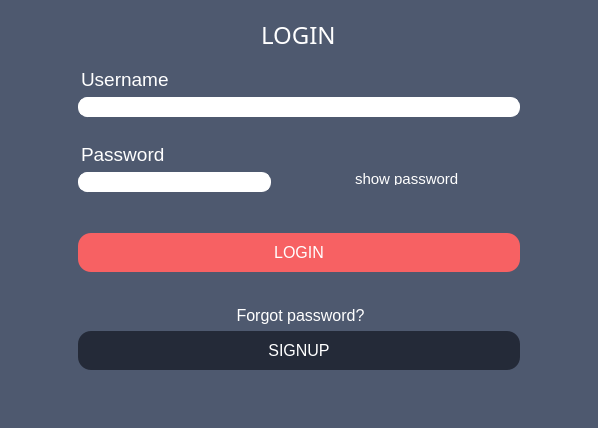
Qt form src/client/gui/ui/login.ui (aleoli/Shared-Editor) before a commit.
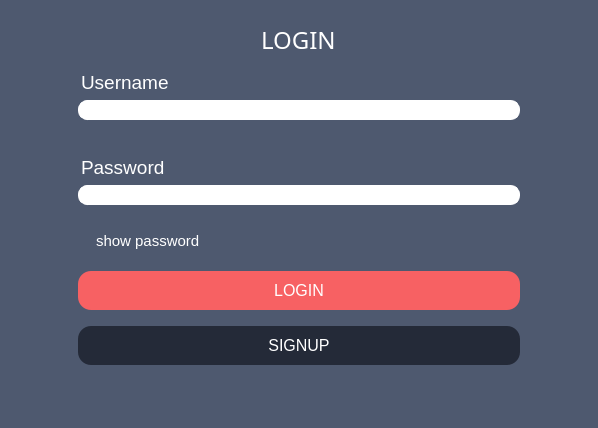
The same form after that commit. Icons and pictures are not drawn.

```diff
--- a/src/client/gui/ui/login.ui
+++ b/src/client/gui/ui/login.ui
@@ -18,8 +18,8 @@
   </property>
   <property name="maximumSize">
    <size>
-    <width>16777215</width>
-    <height>16777215</height>
+    <width>598</width>
+    <height>428</height>
    </size>
   </property>
   <property name="windowTitle">
@@ -35,6 +35,12 @@
    <layout class="QGridLayout" name="gridLayout">
     <item row="1" column="0">
      <widget class="QFrame" name="loginForm">
+      <property name="maximumSize">
+       <size>
+        <width>700</width>
+        <height>400</height>
+       </size>
+      </property>
       <property name="styleSheet">
        <string notr="true">background: rgba(255, 170, 0, 0);
 margin: 0 60 10 60px;</string>
@@ -65,8 +71,6 @@
               <widget class="QLabel" name="label_uname">
                <property name="styleSheet">
                 <string notr="true">QLabel{
-	text-decoration: none;
-	background: rgba(0,0,0,0);
 	margin-left: 0px;
 	margin-bottom: 0px;
 }</string>
@@ -90,7 +94,7 @@
 border-radius: 9px;
 padding: 1 8px;
 margin: 0 0 20 0px;
-color: #94938f;
+color: #242A38;
 font: &quot;Segoe UI Emoji&quot;;
 selection-background-color: #f76163;</string>
                </property>
@@ -98,8 +102,6 @@
              </item>
             </layout>
            </item>
-           <item>
-            <layout class="QHBoxLayout" name="pwd_and_showPwd">
              <item>
               <layout class="QVBoxLayout" name="pwd_field">
                <item alignment="Qt::AlignLeft">
@@ -117,10 +119,10 @@
                   <enum>Qt::LeftToRight</enum>
                  </property>
                  <property name="styleSheet">
-                  <string notr="true">QLabel{;
-	background: rgba(0,0,0,0);
+                <string notr="true">QLabel{
 	margin-left: 0px;
 	margin-bottom: 0px;
+	margin-top: 10px;
 }</string>
                  </property>
                  <property name="text">
@@ -144,11 +146,11 @@
                 <widget class="QLineEdit" name="ledit_pwd">
                  <property name="styleSheet">
                   <string notr="true">background: white;
-border: 1px solid white;
+border:1px solid white;
 border-radius: 9px;
 padding: 1 8px;
 margin: 0 0 20 0px;
-color: #94938f;
+color: #242A38;
 font: &quot;Segoe UI Emoji&quot;;
 selection-background-color: #f76163;</string>
                  </property>
@@ -160,6 +162,8 @@
               </layout>
              </item>
              <item>
+            <layout class="QHBoxLayout" name="showPwd">
+             <item>
               <widget class="QCheckBox" name="checkBox_showPwd">
                <property name="cursor">
                 <cursorShape>PointingHandCursor</cursorShape>
@@ -168,11 +172,17 @@
                 <string>&lt;html&gt;&lt;head/&gt;&lt;body&gt;&lt;p&gt;Show/hide the password&lt;/p&gt;&lt;/body&gt;&lt;/html&gt;</string>
                </property>
                <property name="styleSheet">
-                <string notr="true">QCheckBox {
+                <string notr="true">QCheckBox:focus {
+   border: none;
+   outline: none;
+}
+
+QCheckBox {
     spacing: 5px;
 	font-size: 11pt;
 	color:white;
-	margin-bottom: -3px;
+	margin-left: 0px;
+	margin-bottom: 0px;
 }
 
 QCheckBox::indicator {
@@ -684,9 +694,13 @@
               <string>&lt;html&gt;&lt;head/&gt;&lt;body&gt;&lt;p&gt;Sign in&lt;/p&gt;&lt;/body&gt;&lt;/html&gt;</string>
              </property>
              <property name="styleSheet">
-              <string notr="true">QPushButton {
+              <string notr="true">QPushButton:focus {
+   border: none;
+   outline: none;
+}
+
+QPushButton {
 	background: #f76163;
-    /*border-style: outset;*/
     border-width: 1px;
     border-radius: 13px;
     border-color: #f76163;
@@ -723,30 +737,6 @@
              </property>
             </widget>
            </item>
-           <item alignment="Qt::AlignBottom">
-            <widget class="QLabel" name="label_4gotPwd">
-             <property name="cursor">
-              <cursorShape>PointingHandCursor</cursorShape>
-             </property>
-             <property name="toolTip">
-              <string>&lt;html&gt;&lt;head/&gt;&lt;body&gt;&lt;p&gt;Recover password&lt;/p&gt;&lt;p&gt;&lt;br/&gt;&lt;/p&gt;&lt;p&gt;&lt;br/&gt;&lt;/p&gt;&lt;/body&gt;&lt;/html&gt;</string>
-             </property>
-             <property name="styleSheet">
-              <string notr="true">QLabel{
-	color: white;
-	/*margin-right: 0px;*/
-	margin-bottom: 0px;
-}
-
-QLabel:hover{
-	color: #f76163;
-}</string>
-             </property>
-             <property name="text">
-              <string>&lt;html&gt;&lt;head/&gt;&lt;body&gt;&lt;p align=&quot;center&quot;&gt;&lt;span style=&quot; font-size:12pt;&quot;&gt;Forgot password?&lt;/span&gt;&lt;/p&gt;&lt;/body&gt;&lt;/html&gt;</string>
-             </property>
-            </widget>
-           </item>
            <item>
             <widget class="QPushButton" name="btn_signup">
              <property name="cursor">
@@ -756,9 +746,13 @@
               <string>&lt;html&gt;&lt;head/&gt;&lt;body&gt;&lt;p&gt;First time here?&lt;/p&gt;&lt;/body&gt;&lt;/html&gt;</string>
              </property>
              <property name="styleSheet">
-              <string notr="true">QPushButton {
+              <string notr="true">QPushButton:focus {
+   border: none;
+   outline: none;
+}
+
+QPushButton {
     background: #242A38;
-    /*border-style: outset;*/
     border-width: 1px;
     border-radius: 13px;
     border-color: #242A38;
@@ -767,7 +761,7 @@
     padding: 10px;
 	margin-left: 0px;
 	margin-right: 0px;
-	margin-top: 0px;
+	margin-top: 10px;
 }
 
 QPushButton:hover {
```
Left out of the diff: 10 changed lines with no effect on the pictures. Lines whose indentation alone changed are shown as unchanged.
